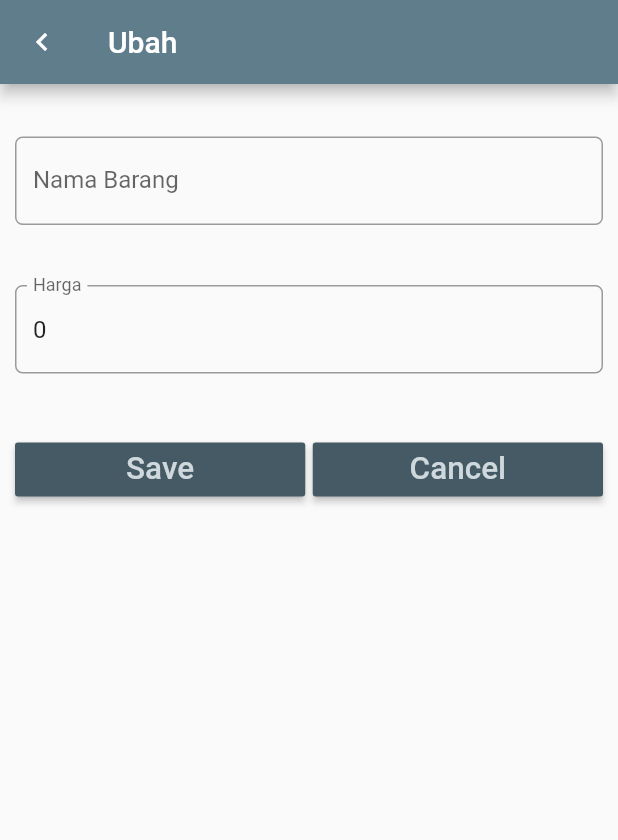
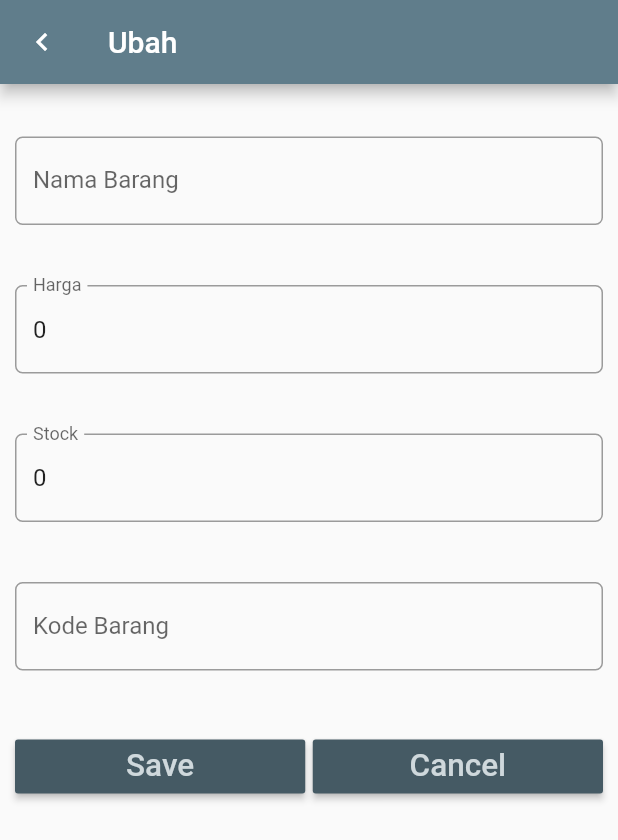
Before and after one commit to dafisatria/flutter_crud, a Flutter app: the EntryForm screen opened directly with empty values, on a phone screen of 412 x 824 dp. Shown: the top 840 px of the screen. Run offline on Flutter 3.47's test engine with Material 2 defaults, Android fonts, the phone set to English and light mode, and no system bars; our stand-ins replace sqflite; accounts and stored records are empty.

```diff
--- a/lib/models/item.dart
+++ b/lib/models/item.dart
@@ -2,26 +2,48 @@ class Item {
   int? _id;
   String? _name;
   int? _price;
+  int? _stock;
+  String? _kodeBarang;
 
-  int? get id => _id;
-  String get name => this._name!;
-  set name(String value) => this._name = value;
-  get price => this._price;
-  set price(value) => this._price = value;
-// konstruktor versi 1
-  Item(this._name, this._price);
-// konstruktor versi 2: konversi dari Map ke Item
+  int get id => _id!;
+
+  String get name => _name!;
+  set name(String value) => _name = value;
+
+  int get price => _price!;
+  set price(value) => _price = value;
+
+  int get stock => _stock!;
+  set stock(int value) => _stock = value;
+
+  String get kodeBarang => _kodeBarang!;
+  set kodeBarang(String value) => _kodeBarang = value;
+
+  // konstruktor versi 1
+  Item(
+    this._name,
+    this._price,
+    this._stock,
+    this._kodeBarang,
+  );
+
+  // konstruktor versi 2: konversi dari Map ke Item
   Item.fromMap(Map<String, dynamic> map) {
-    this._id = map['id'];
-    this._name = map['name'];
-    this._price = map['price'];
+    _id = map['id'];
+    _name = map['name'];
+    _price = map['price'];
+    _stock = map['stock'];
+    _kodeBarang = map['kodeBarang'];
   }
-// konversi dari Item ke Map
+
+  // konversi dari Item ke Map
   Map<String, dynamic> toMap() {
     Map<String, dynamic> map = Map<String, dynamic>();
-    map['id'] = this._id;
+    map['id'] = _id;
     map['name'] = name;
     map['price'] = price;
+    map['stock'] = stock;
+    map['kodeBarang'] = kodeBarang;
     return map;
   }
 }
--- a/lib/screens/entry_form.dart
+++ b/lib/screens/entry_form.dart
@@ -2,7 +2,7 @@ import 'package:flutter/material.dart';
 import 'package:flutter_crud/models/item.dart';
 
 class EntryForm extends StatefulWidget {
-  final Item item;
+  final Item? item;
   EntryForm(this.item);
   @override
   EntryFormState createState() => EntryFormState(this.item);
@@ -10,16 +10,21 @@ class EntryForm extends StatefulWidget {
 
 //class controller
 class EntryFormState extends State<EntryForm> {
-  Item item;
+  Item? item;
   EntryFormState(this.item);
   TextEditingController nameController = TextEditingController();
   TextEditingController priceController = TextEditingController();
+  TextEditingController stockController = TextEditingController();
+  TextEditingController kodeBarangController = TextEditingController();
+
   @override
   Widget build(BuildContext context) {
     //kondisi
     if (item != null) {
-      nameController.text = item.name;
-      priceController.text = item.price.toString();
+      nameController.text = item!.name;
+      priceController.text = item!.price.toString();
+      stockController.text = item!.stock.toString();
+      kodeBarangController.text = item!.kodeBarang;
     }
     //rubah
     return Scaffold(
@@ -43,9 +48,7 @@ class EntryFormState extends State<EntryForm> {
                     borderRadius: BorderRadius.circular(5.0),
                   ),
                 ),
-                  onChanged: (value) {
-//
-                  },
+                onChanged: (value) {},
               ),
             ),
             // harga
@@ -60,9 +63,37 @@ class EntryFormState extends State<EntryForm> {
                     borderRadius: BorderRadius.circular(5.0),
                   ),
                 ),
-                  onChanged: (value) {
-//
-                  },
+                onChanged: (value) {},
+              ),
+            ),
+            // stock
+            Padding(
+              padding: EdgeInsets.only(top: 20.0, bottom: 20.0),
+              child: TextField(
+                controller: stockController,
+                keyboardType: TextInputType.number,
+                decoration: InputDecoration(
+                  labelText: 'Stock',
+                  border: OutlineInputBorder(
+                    borderRadius: BorderRadius.circular(5.0),
+                  ),
+                ),
+                onChanged: (value) {},
+              ),
+            ),
+            // kode barang
+            Padding(
+              padding: EdgeInsets.only(top: 20.0, bottom: 20.0),
+              child: TextField(
+                controller: kodeBarangController,
+                keyboardType: TextInputType.number,
+                decoration: InputDecoration(
+                  labelText: 'Kode Barang',
+                  border: OutlineInputBorder(
+                    borderRadius: BorderRadius.circular(5.0),
+                  ),
+                ),
+                onChanged: (value) {},
               ),
             ),
             // tombol button
@@ -82,12 +113,18 @@ class EntryFormState extends State<EntryForm> {
                       onPressed: () {
                         if (item == null) {
                           // tambah data
-                            item = Item(nameController.text,
-                                int.parse(priceController.text));
+                          item = Item(
+                            nameController.text,
+                            int.parse(priceController.text),
+                            int.parse(stockController.text),
+                            kodeBarangController.text,
+                          );
                         } else {
                           // ubah data
-                            item.name = nameController.text;
-                            item.price = int.parse(priceController.text);
+                          item?.name = nameController.text;
+                          item?.price = int.parse(priceController.text);
+                          item?.stock = int.parse(stockController.text);
+                          item?.kodeBarang = kodeBarangController.text;
                         }
                         // kembali ke layar sebelumnya dengan membawa objek item
                         Navigator.pop(context, item);
@@ -116,6 +153,7 @@ class EntryFormState extends State<EntryForm> {
             ),
           ],
         ),
-        ));
+      ),
+    );
   }
 }
--- a/pubspec.yaml
+++ b/pubspec.yaml
@@ -29,13 +29,14 @@ environment:
 dependencies:
   flutter:
     sdk: flutter
-    sqflite: ^2.0.2
-    path_provider: ^2.0.9
+
 
 
   # The following adds the Cupertino Icons font to your application.
   # Use with the CupertinoIcons class for iOS style icons.
   cupertino_icons: ^1.0.2
+  sqflite: ^2.0.2
+  path_provider: ^2.0.9
 
 dev_dependencies:
   flutter_test:
```
Also changed, not shown: lib/dbhelper.dart (+10 -6 lines), lib/screens/home.dart (+50 -19 lines), pubspec.lock. Lines whose indentation alone changed are shown as unchanged.
